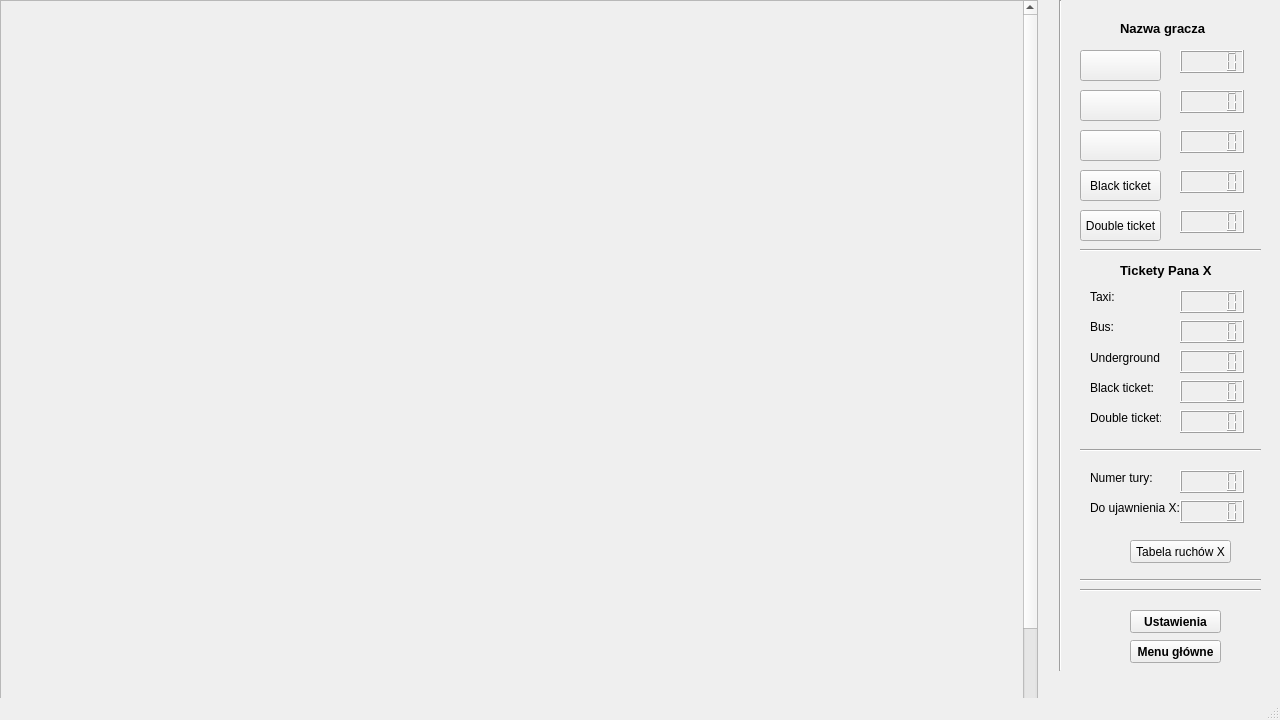
This is Scotland_Yard/map.ui in Tomek3/Scotland-Yard as Qt 5 draws it before an edit. The edited form follows.
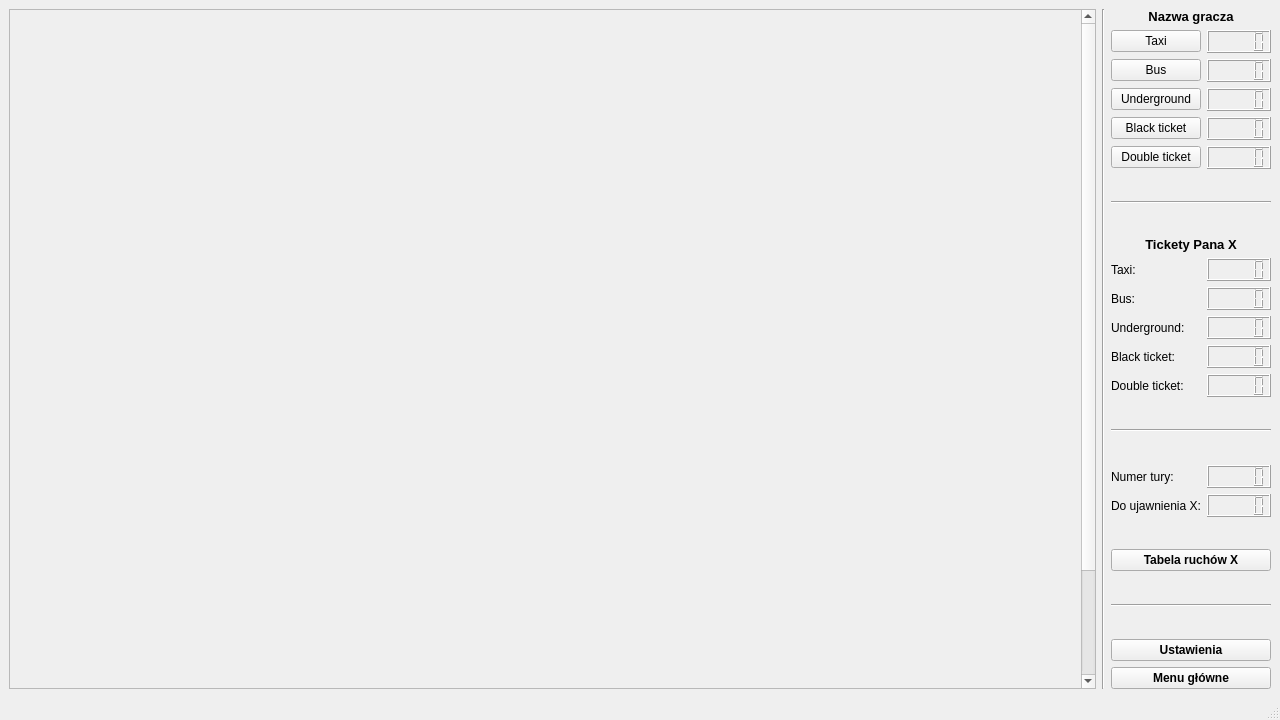
This is the edited form. Icons and pictures are not drawn.

Commit message: Layout narzucony na mape.

```diff
--- a/Scotland_Yard/map.ui
+++ b/Scotland_Yard/map.ui
@@ -14,15 +14,47 @@
    <string>MainWindow</string>
   </property>
   <widget class="QWidget" name="centralwidget">
+   <layout class="QGridLayout" name="gridLayout_2">
+    <item row="0" column="0">
+     <widget class="QScrollArea" name="scrollArea">
+      <property name="styleSheet">
+       <string notr="true">background: url(:/images/grafika/map.jpg)</string>
+      </property>
+      <property name="widgetResizable">
+       <bool>false</bool>
+      </property>
+      <widget class="QWidget" name="scrollAreaWidgetContents">
+       <property name="geometry">
+        <rect>
+         <x>0</x>
+         <y>0</y>
+         <width>1021</width>
+         <height>807</height>
+        </rect>
+       </property>
+       <property name="sizePolicy">
+        <sizepolicy hsizetype="Preferred" vsizetype="Preferred">
+         <horstretch>0</horstretch>
+         <verstretch>0</verstretch>
+        </sizepolicy>
+       </property>
+       <property name="styleSheet">
+        <string notr="true"/>
+       </property>
+      </widget>
+     </widget>
+    </item>
+    <item row="0" column="1">
+     <layout class="QGridLayout" name="gridLayout">
+      <item row="0" column="0" rowspan="27">
+       <widget class="Line" name="line_5">
+        <property name="orientation">
+         <enum>Qt::Vertical</enum>
+        </property>
+       </widget>
+      </item>
+      <item row="0" column="1" colspan="2">
    <widget class="QLabel" name="label">
-    <property name="geometry">
-     <rect>
-      <x>1120</x>
-      <y>20</y>
-      <width>91</width>
-      <height>16</height>
-     </rect>
-    </property>
     <property name="font">
      <font>
       <pointsize>10</pointsize>
@@ -33,18 +65,15 @@
     <property name="text">
      <string>Nazwa gracza</string>
     </property>
-   </widget>
+        <property name="alignment">
+         <set>Qt::AlignCenter</set>
+        </property>
+       </widget>
+      </item>
+      <item row="1" column="1">
    <widget class="QPushButton" name="pushButton">
-    <property name="geometry">
-     <rect>
-      <x>1080</x>
-      <y>50</y>
-      <width>81</width>
-      <height>31</height>
-     </rect>
-    </property>
     <property name="text">
-     <string/>
+         <string>Taxi</string>
     </property>
     <property name="icon">
      <iconset>
@@ -52,22 +81,19 @@
     </property>
     <property name="iconSize">
      <size>
-      <width>57</width>
-      <height>25</height>
+          <width>16</width>
+          <height>16</height>
      </size>
     </property>
    </widget>
+      </item>
+      <item row="1" column="2">
+       <widget class="QLCDNumber" name="lcdNumber"/>
+      </item>
+      <item row="2" column="1">
    <widget class="QPushButton" name="pushButton_2">
-    <property name="geometry">
-     <rect>
-      <x>1080</x>
-      <y>90</y>
-      <width>81</width>
-      <height>31</height>
-     </rect>
-    </property>
     <property name="text">
-     <string/>
+         <string>Bus</string>
     </property>
     <property name="icon">
      <iconset>
@@ -75,132 +101,47 @@
     </property>
     <property name="iconSize">
      <size>
-      <width>57</width>
-      <height>25</height>
+          <width>16</width>
+          <height>16</height>
      </size>
     </property>
    </widget>
-   <widget class="QPushButton" name="pushButton_3">
-    <property name="geometry">
-     <rect>
-      <x>1080</x>
-      <y>130</y>
-      <width>81</width>
-      <height>31</height>
-     </rect>
-    </property>
-    <property name="text">
-     <string/>
-    </property>
-    <property name="icon">
-     <iconset>
-      <normaloff>:/new/prefix1/grafika/underground.jpg</normaloff>:/new/prefix1/grafika/underground.jpg</iconset>
-    </property>
-    <property name="iconSize">
-     <size>
-      <width>57</width>
-      <height>25</height>
-     </size>
-    </property>
-   </widget>
+      </item>
+      <item row="2" column="2">
+       <widget class="QLCDNumber" name="lcdNumber_2"/>
+      </item>
+      <item row="3" column="2">
+       <widget class="QLCDNumber" name="lcdNumber_3"/>
+      </item>
+      <item row="4" column="1">
    <widget class="QPushButton" name="pushButton_4">
-    <property name="geometry">
-     <rect>
-      <x>1080</x>
-      <y>170</y>
-      <width>81</width>
-      <height>31</height>
-     </rect>
-    </property>
     <property name="text">
      <string>Black ticket</string>
     </property>
    </widget>
+      </item>
+      <item row="4" column="2">
+       <widget class="QLCDNumber" name="lcdNumber_4"/>
+      </item>
+      <item row="5" column="1">
    <widget class="QPushButton" name="pushButton_5">
-    <property name="geometry">
-     <rect>
-      <x>1080</x>
-      <y>210</y>
-      <width>81</width>
-      <height>31</height>
-     </rect>
-    </property>
     <property name="text">
      <string>Double ticket</string>
     </property>
    </widget>
-   <widget class="QLCDNumber" name="lcdNumber">
-    <property name="geometry">
-     <rect>
-      <x>1180</x>
-      <y>50</y>
-      <width>64</width>
-      <height>23</height>
-     </rect>
-    </property>
-   </widget>
-   <widget class="QLCDNumber" name="lcdNumber_2">
-    <property name="geometry">
-     <rect>
-      <x>1180</x>
-      <y>90</y>
-      <width>64</width>
-      <height>23</height>
-     </rect>
-    </property>
-   </widget>
-   <widget class="QLCDNumber" name="lcdNumber_3">
-    <property name="geometry">
-     <rect>
-      <x>1180</x>
-      <y>130</y>
-      <width>64</width>
-      <height>23</height>
-     </rect>
-    </property>
-   </widget>
-   <widget class="QLCDNumber" name="lcdNumber_4">
-    <property name="geometry">
-     <rect>
-      <x>1180</x>
-      <y>170</y>
-      <width>64</width>
-      <height>23</height>
-     </rect>
-    </property>
-   </widget>
-   <widget class="QLCDNumber" name="lcdNumber_5">
-    <property name="geometry">
-     <rect>
-      <x>1180</x>
-      <y>210</y>
-      <width>64</width>
-      <height>23</height>
-     </rect>
-    </property>
-   </widget>
+      </item>
+      <item row="5" column="2">
+       <widget class="QLCDNumber" name="lcdNumber_5"/>
+      </item>
+      <item row="7" column="1" colspan="2">
    <widget class="Line" name="line">
-    <property name="geometry">
-     <rect>
-      <x>1080</x>
-      <y>240</y>
-      <width>181</width>
-      <height>20</height>
-     </rect>
-    </property>
     <property name="orientation">
      <enum>Qt::Horizontal</enum>
     </property>
    </widget>
+      </item>
+      <item row="9" column="1" colspan="2">
    <widget class="QLabel" name="label_2">
-    <property name="geometry">
-     <rect>
-      <x>1120</x>
-      <y>260</y>
-      <width>111</width>
-      <height>20</height>
-     </rect>
-    </property>
     <property name="font">
      <font>
       <pointsize>10</pointsize>
@@ -211,216 +152,110 @@
     <property name="text">
      <string>Tickety Pana X</string>
     </property>
-   </widget>
+        <property name="alignment">
+         <set>Qt::AlignCenter</set>
+        </property>
+       </widget>
+      </item>
+      <item row="10" column="1">
    <widget class="QLabel" name="label_3">
-    <property name="geometry">
-     <rect>
-      <x>1090</x>
-      <y>290</y>
-      <width>46</width>
-      <height>13</height>
-     </rect>
-    </property>
     <property name="text">
      <string>Taxi:</string>
     </property>
    </widget>
+      </item>
+      <item row="10" column="2">
+       <widget class="QLCDNumber" name="lcdNumber_6"/>
+      </item>
+      <item row="11" column="1">
    <widget class="QLabel" name="label_4">
-    <property name="geometry">
-     <rect>
-      <x>1090</x>
-      <y>320</y>
-      <width>46</width>
-      <height>13</height>
-     </rect>
-    </property>
     <property name="text">
      <string>Bus:</string>
     </property>
    </widget>
+      </item>
+      <item row="11" column="2">
+       <widget class="QLCDNumber" name="lcdNumber_7"/>
+      </item>
+      <item row="12" column="1">
    <widget class="QLabel" name="label_5">
-    <property name="geometry">
-     <rect>
-      <x>1090</x>
-      <y>350</y>
-      <width>71</width>
-      <height>16</height>
-     </rect>
-    </property>
     <property name="text">
      <string>Underground:</string>
     </property>
    </widget>
+      </item>
+      <item row="12" column="2">
+       <widget class="QLCDNumber" name="lcdNumber_8"/>
+      </item>
+      <item row="13" column="1">
    <widget class="QLabel" name="label_6">
-    <property name="geometry">
-     <rect>
-      <x>1090</x>
-      <y>380</y>
-      <width>71</width>
-      <height>16</height>
-     </rect>
-    </property>
     <property name="text">
      <string>Black ticket:</string>
     </property>
    </widget>
+      </item>
+      <item row="13" column="2">
+       <widget class="QLCDNumber" name="lcdNumber_9"/>
+      </item>
+      <item row="14" column="1">
    <widget class="QLabel" name="label_7">
-    <property name="geometry">
-     <rect>
-      <x>1090</x>
-      <y>410</y>
-      <width>71</width>
-      <height>16</height>
-     </rect>
-    </property>
     <property name="text">
      <string>Double ticket:</string>
     </property>
    </widget>
-   <widget class="QLCDNumber" name="lcdNumber_6">
-    <property name="geometry">
-     <rect>
-      <x>1180</x>
-      <y>290</y>
-      <width>64</width>
-      <height>23</height>
-     </rect>
-    </property>
-   </widget>
-   <widget class="QLCDNumber" name="lcdNumber_7">
-    <property name="geometry">
-     <rect>
-      <x>1180</x>
-      <y>320</y>
-      <width>64</width>
-      <height>23</height>
-     </rect>
-    </property>
-   </widget>
-   <widget class="QLCDNumber" name="lcdNumber_8">
-    <property name="geometry">
-     <rect>
-      <x>1180</x>
-      <y>350</y>
-      <width>64</width>
-      <height>23</height>
-     </rect>
-    </property>
-   </widget>
-   <widget class="QLCDNumber" name="lcdNumber_9">
-    <property name="geometry">
-     <rect>
-      <x>1180</x>
-      <y>380</y>
-      <width>64</width>
-      <height>23</height>
-     </rect>
-    </property>
-   </widget>
-   <widget class="QLCDNumber" name="lcdNumber_10">
-    <property name="geometry">
-     <rect>
-      <x>1180</x>
-      <y>410</y>
-      <width>64</width>
-      <height>23</height>
-     </rect>
-    </property>
-   </widget>
+      </item>
+      <item row="14" column="2">
+       <widget class="QLCDNumber" name="lcdNumber_10"/>
+      </item>
+      <item row="16" column="1" colspan="2">
    <widget class="Line" name="line_2">
-    <property name="geometry">
-     <rect>
-      <x>1080</x>
-      <y>440</y>
-      <width>181</width>
-      <height>20</height>
-     </rect>
-    </property>
     <property name="orientation">
      <enum>Qt::Horizontal</enum>
     </property>
    </widget>
+      </item>
+      <item row="18" column="1">
    <widget class="QLabel" name="label_8">
-    <property name="geometry">
-     <rect>
-      <x>1090</x>
-      <y>470</y>
-      <width>91</width>
-      <height>16</height>
-     </rect>
-    </property>
     <property name="text">
      <string>Numer tury:</string>
     </property>
    </widget>
+      </item>
+      <item row="18" column="2">
+       <widget class="QLCDNumber" name="lcdNumber_11"/>
+      </item>
+      <item row="19" column="1">
    <widget class="QLabel" name="label_9">
-    <property name="geometry">
-     <rect>
-      <x>1090</x>
-      <y>500</y>
-      <width>91</width>
-      <height>16</height>
-     </rect>
-    </property>
     <property name="text">
      <string>Do ujawnienia X:</string>
     </property>
    </widget>
-   <widget class="QLCDNumber" name="lcdNumber_11">
-    <property name="geometry">
-     <rect>
-      <x>1180</x>
-      <y>470</y>
-      <width>64</width>
-      <height>23</height>
-     </rect>
-    </property>
-   </widget>
-   <widget class="QLCDNumber" name="lcdNumber_12">
-    <property name="geometry">
-     <rect>
-      <x>1180</x>
-      <y>500</y>
-      <width>64</width>
-      <height>23</height>
-     </rect>
-    </property>
-   </widget>
+      </item>
+      <item row="19" column="2">
+       <widget class="QLCDNumber" name="lcdNumber_12"/>
+      </item>
+      <item row="21" column="1" colspan="2">
+       <widget class="QPushButton" name="pushButton_8">
+        <property name="font">
+         <font>
+          <weight>75</weight>
+          <bold>true</bold>
+         </font>
+        </property>
+        <property name="text">
+         <string>Tabela ruchów X</string>
+        </property>
+       </widget>
+      </item>
+      <item row="23" column="1" colspan="2">
    <widget class="Line" name="line_3">
-    <property name="geometry">
-     <rect>
-      <x>1080</x>
-      <y>570</y>
-      <width>181</width>
-      <height>20</height>
-     </rect>
-    </property>
     <property name="orientation">
      <enum>Qt::Horizontal</enum>
     </property>
    </widget>
-   <widget class="Line" name="line_4">
-    <property name="geometry">
-     <rect>
-      <x>1080</x>
-      <y>580</y>
-      <width>181</width>
-      <height>20</height>
-     </rect>
-    </property>
-    <property name="orientation">
-     <enum>Qt::Horizontal</enum>
-    </property>
-   </widget>
+      </item>
+      <item row="25" column="1" colspan="2">
    <widget class="QPushButton" name="pushButton_6">
-    <property name="geometry">
-     <rect>
-      <x>1130</x>
-      <y>610</y>
-      <width>91</width>
-      <height>23</height>
-     </rect>
-    </property>
     <property name="font">
      <font>
       <weight>75</weight>
@@ -431,15 +266,9 @@
      <string>Ustawienia</string>
     </property>
    </widget>
+      </item>
+      <item row="26" column="1" colspan="2">
    <widget class="QPushButton" name="pushButton_7">
-    <property name="geometry">
-     <rect>
-      <x>1130</x>
-      <y>640</y>
-      <width>91</width>
-      <height>23</height>
-     </rect>
-    </property>
     <property name="font">
      <font>
       <weight>75</weight>
@@ -450,67 +279,118 @@
      <string>Menu główne</string>
     </property>
    </widget>
-   <widget class="QPushButton" name="pushButton_8">
-    <property name="geometry">
-     <rect>
-      <x>1130</x>
-      <y>540</y>
-      <width>101</width>
-      <height>23</height>
-     </rect>
-    </property>
+      </item>
+      <item row="6" column="1">
+       <spacer name="verticalSpacer">
+        <property name="orientation">
+         <enum>Qt::Vertical</enum>
+        </property>
+        <property name="sizeHint" stdset="0">
+         <size>
+          <width>20</width>
+          <height>40</height>
+         </size>
+        </property>
+       </spacer>
+      </item>
+      <item row="8" column="1">
+       <spacer name="verticalSpacer_2">
+        <property name="orientation">
+         <enum>Qt::Vertical</enum>
+        </property>
+        <property name="sizeHint" stdset="0">
+         <size>
+          <width>20</width>
+          <height>40</height>
+         </size>
+        </property>
+       </spacer>
+      </item>
+      <item row="15" column="2">
+       <spacer name="verticalSpacer_3">
+        <property name="orientation">
+         <enum>Qt::Vertical</enum>
+        </property>
+        <property name="sizeHint" stdset="0">
+         <size>
+          <width>20</width>
+          <height>40</height>
+         </size>
+        </property>
+       </spacer>
+      </item>
+      <item row="17" column="1">
+       <spacer name="verticalSpacer_4">
+        <property name="orientation">
+         <enum>Qt::Vertical</enum>
+        </property>
+        <property name="sizeHint" stdset="0">
+         <size>
+          <width>20</width>
+          <height>40</height>
+         </size>
+        </property>
+       </spacer>
+      </item>
+      <item row="20" column="1">
+       <spacer name="verticalSpacer_5">
+        <property name="orientation">
+         <enum>Qt::Vertical</enum>
+        </property>
+        <property name="sizeHint" stdset="0">
+         <size>
+          <width>20</width>
+          <height>40</height>
+         </size>
+        </property>
+       </spacer>
+      </item>
+      <item row="22" column="1">
+       <spacer name="verticalSpacer_6">
+        <property name="orientation">
+         <enum>Qt::Vertical</enum>
+        </property>
+        <property name="sizeHint" stdset="0">
+         <size>
+          <width>20</width>
+          <height>40</height>
+         </size>
+        </property>
+       </spacer>
+      </item>
+      <item row="24" column="1">
+       <spacer name="verticalSpacer_7">
+        <property name="orientation">
+         <enum>Qt::Vertical</enum>
+        </property>
+        <property name="sizeHint" stdset="0">
+         <size>
+          <width>20</width>
+          <height>40</height>
+         </size>
+        </property>
+       </spacer>
+      </item>
+      <item row="3" column="1">
+       <widget class="QPushButton" name="pushButton_3">
     <property name="text">
-     <string>Tabela ruchów X</string>
-    </property>
-   </widget>
-   <widget class="Line" name="line_5">
-    <property name="geometry">
-     <rect>
-      <x>1050</x>
-      <y>0</y>
-      <width>20</width>
-      <height>671</height>
-     </rect>
-    </property>
-    <property name="orientation">
-     <enum>Qt::Vertical</enum>
-    </property>
-   </widget>
-   <widget class="QScrollArea" name="scrollArea">
-    <property name="geometry">
-     <rect>
-      <x>0</x>
-      <y>0</y>
-      <width>1038</width>
-      <height>720</height>
-     </rect>
-    </property>
-    <property name="styleSheet">
-     <string notr="true">background: url(:/images/grafika/map.jpg)</string>
-    </property>
-    <property name="widgetResizable">
-     <bool>false</bool>
-    </property>
-    <widget class="QWidget" name="scrollAreaWidgetContents">
-     <property name="geometry">
-      <rect>
-       <x>0</x>
-       <y>0</y>
-       <width>1021</width>
-       <height>807</height>
-      </rect>
-     </property>
-     <property name="sizePolicy">
-      <sizepolicy hsizetype="Preferred" vsizetype="Preferred">
-       <horstretch>0</horstretch>
-       <verstretch>0</verstretch>
-      </sizepolicy>
-     </property>
-     <property name="styleSheet">
-      <string notr="true"/>
-     </property>
-    </widget>
-   </widget>
+         <string>Underground</string>
+        </property>
+        <property name="icon">
+         <iconset>
+          <normaloff>:/new/prefix1/grafika/underground.jpg</normaloff>:/new/prefix1/grafika/underground.jpg</iconset>
+        </property>
+        <property name="iconSize">
+         <size>
+          <width>16</width>
+          <height>16</height>
+         </size>
+        </property>
+       </widget>
+      </item>
+     </layout>
+    </item>
+   </layout>
   </widget>
   <widget class="QMenuBar" name="menubar">
    <property name="geometry">
```
Lines whose indentation alone changed are shown as unchanged. The commit also changes 21 other files.
